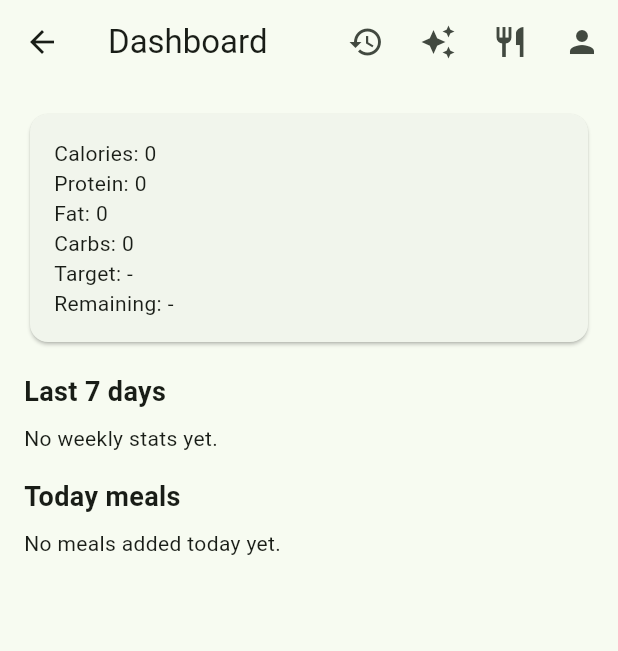
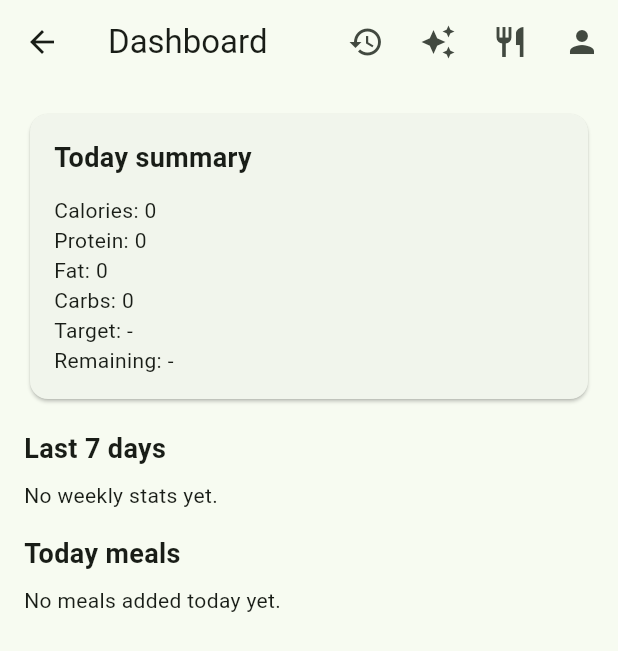
Before and after one commit to zilvis565-dev/calorie-ai-app, a Flutter app: the DashboardPage screen opened by its route, on a phone screen of 412 x 824 dp. Shown: the top 651 px of the screen. Run offline on Flutter 3.47's test engine with Material 3 defaults, Android fonts, the light colour scheme and no system bars; our stand-ins replace shared_preferences; accounts and stored records are empty; network calls fail.

Commit message:
Improve parser multi-item handling and polish dashboard and history UX

```diff
--- a/frontend/lib/src/pages/dashboard_page.dart
+++ b/frontend/lib/src/pages/dashboard_page.dart
@@ -126,8 +126,10 @@ class _DashboardPageState extends State<DashboardPage> {
         separatorBuilder: (_, __) => const SizedBox(width: 8),
         itemBuilder: (context, index) {
           final day = weeklyDays[index];
+          final target = day.targetCalories;
+          final progress = target != null && target > 0 ? (day.calories / target).clamp(0, 1).toDouble() : null;
           return SizedBox(
-            width: 140,
+            width: 150,
             child: Card(
               child: Padding(
                 padding: const EdgeInsets.all(12),
@@ -138,15 +140,48 @@ class _DashboardPageState extends State<DashboardPage> {
                     Text(day.date, style: const TextStyle(fontWeight: FontWeight.bold)),
                     const SizedBox(height: 8),
                     Text('${day.calories.toStringAsFixed(0)} kcal'),
-                    Text('P ${day.protein.toStringAsFixed(0)}'),
-                    Text('F ${day.fat.toStringAsFixed(0)}'),
-                    Text('C ${day.carbs.toStringAsFixed(0)}'),
+                    if (progress != null) ...[
+                      const SizedBox(height: 8),
+                      LinearProgressIndicator(value: progress),
+                    ],
+                    const SizedBox(height: 8),
+                    Text('P ${day.protein.toStringAsFixed(0)}  F ${day.fat.toStringAsFixed(0)}  C ${day.carbs.toStringAsFixed(0)}'),
                   ],
                 ),
               ),
             ),
           );
         },
+      ),
+    );
+  }
+
+  Widget buildSummaryCard() {
+    final calories = (summary?['calories'] ?? 0).toDouble();
+    final targetRaw = summary?['target_calories'];
+    final target = targetRaw is num ? targetRaw.toDouble() : null;
+    final progress = target != null && target > 0 ? (calories / target).clamp(0, 1).toDouble() : null;
+
+    return Card(
+      child: Padding(
+        padding: const EdgeInsets.all(16),
+        child: Column(
+          crossAxisAlignment: CrossAxisAlignment.start,
+          children: [
+            const Text('Today summary', style: TextStyle(fontSize: 18, fontWeight: FontWeight.bold)),
+            const SizedBox(height: 12),
+            Text('Calories: ${summary?['calories'] ?? 0}'),
+            Text('Protein: ${summary?['protein'] ?? 0}'),
+            Text('Fat: ${summary?['fat'] ?? 0}'),
+            Text('Carbs: ${summary?['carbs'] ?? 0}'),
+            Text('Target: ${summary?['target_calories'] ?? '-'}'),
+            Text('Remaining: ${summary?['remaining_calories'] ?? '-'}'),
+            if (progress != null) ...[
+              const SizedBox(height: 12),
+              LinearProgressIndicator(value: progress),
+            ],
+          ],
+        ),
       ),
     );
   }
@@ -189,22 +224,7 @@ class _DashboardPageState extends State<DashboardPage> {
                   child: ListView(
                     padding: const EdgeInsets.all(16),
                     children: [
-                      Card(
-                        child: Padding(
-                          padding: const EdgeInsets.all(16),
-                          child: Column(
-                            crossAxisAlignment: CrossAxisAlignment.start,
-                            children: [
-                              Text('Calories: ${summary?['calories'] ?? 0}'),
-                              Text('Protein: ${summary?['protein'] ?? 0}'),
-                              Text('Fat: ${summary?['fat'] ?? 0}'),
-                              Text('Carbs: ${summary?['carbs'] ?? 0}'),
-                              Text('Target: ${summary?['target_calories'] ?? '-'}'),
-                              Text('Remaining: ${summary?['remaining_calories'] ?? '-'}'),
-                            ],
-                          ),
-                        ),
-                      ),
+                      buildSummaryCard(),
                       const SizedBox(height: 16),
                       const Text('Last 7 days', style: TextStyle(fontSize: 18, fontWeight: FontWeight.bold)),
                       const SizedBox(height: 8),
```
Also changed, not shown: frontend/lib/src/pages/history_page.dart (+11 -1 lines), 2 other files.
